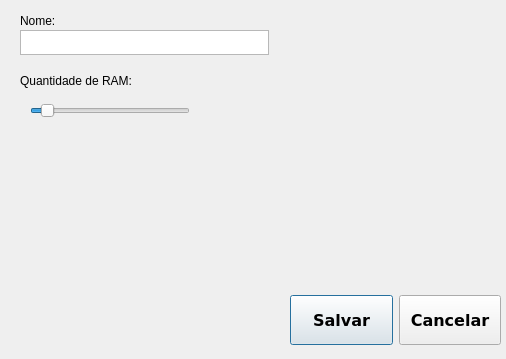
Macai13/ServerG, file design/ConfigDialog_UI.ui: the form before one commit.
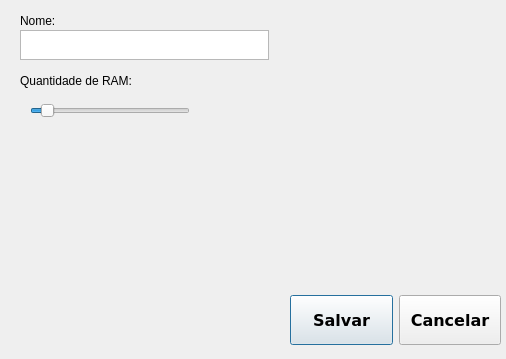
The form after the commit. Icons and pictures are not drawn.

The edit to the form file:
```diff
--- a/design/ConfigDialog_UI.ui
+++ b/design/ConfigDialog_UI.ui
@@ -92,13 +92,13 @@
      <x>20</x>
      <y>30</y>
      <width>249</width>
-     <height>25</height>
+     <height>30</height>
     </rect>
    </property>
    <property name="maximumSize">
     <size>
      <width>16777215</width>
-     <height>25</height>
+     <height>30</height>
     </size>
    </property>
   </widget>
```
Left out of the diff: 6 changed lines with no effect on the pictures.
